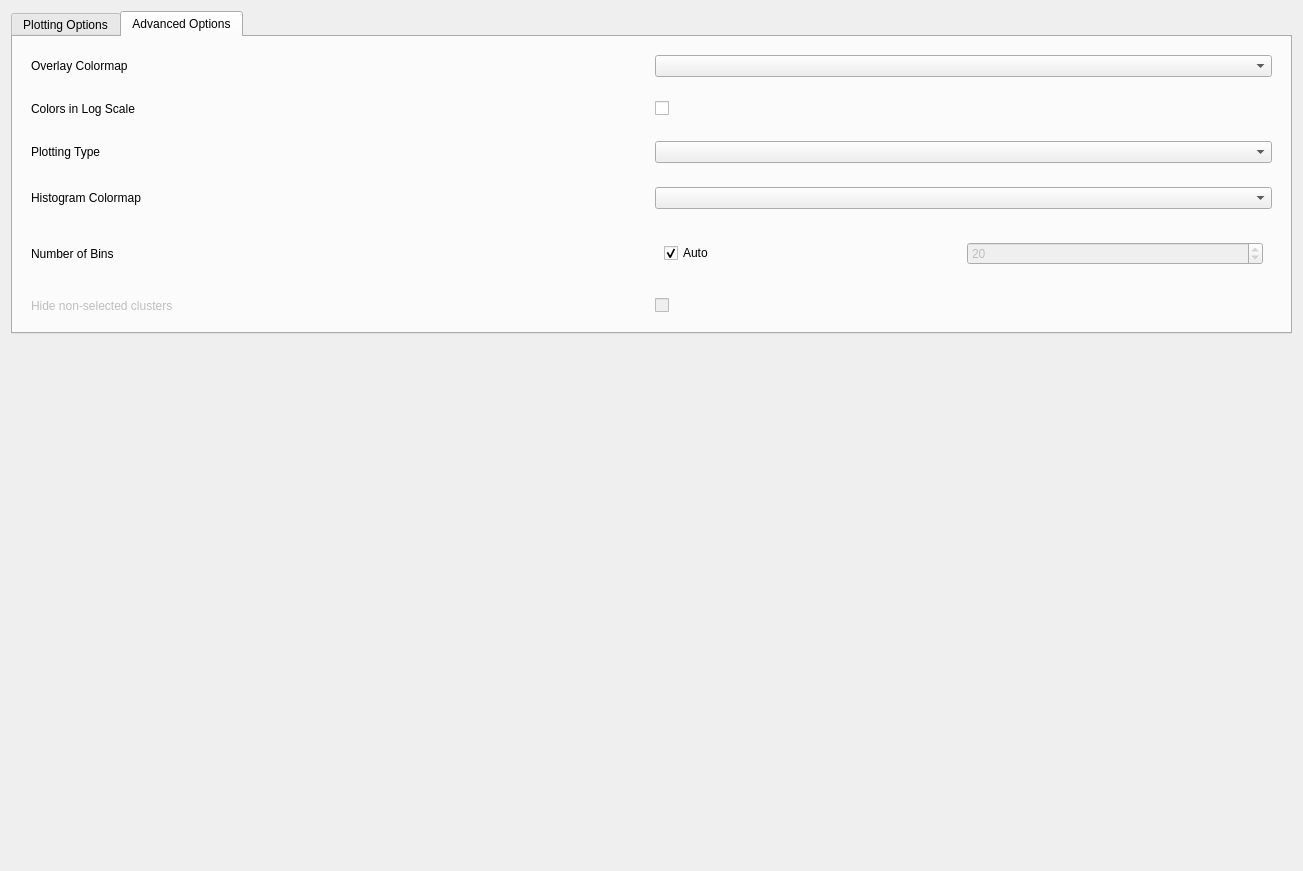
First picture: the form in src/napari_clusters_plotter/plotter_inputs.ui, repository BiAPoL/napari-clusters-plotter, before the edit.
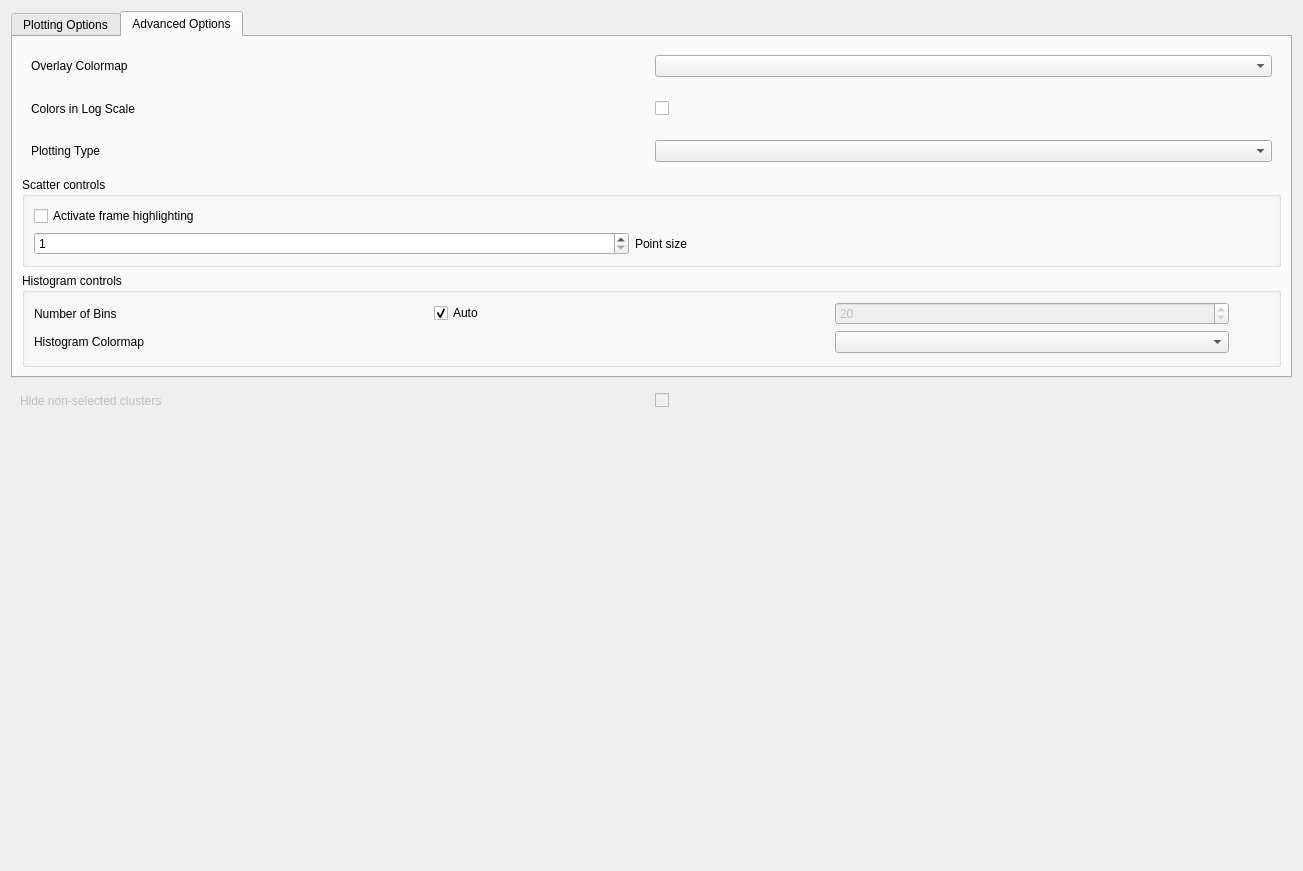
Second picture: the form after the edit. The open tabs and pages were chosen to show the change.

Commit message: added new scatter controls, put them in groups and connected visibility/invisibility settings

Patch:
```diff
--- a/src/napari_clusters_plotter/plotter_inputs.ui
+++ b/src/napari_clusters_plotter/plotter_inputs.ui
@@ -23,7 +23,7 @@
       </sizepolicy>
      </property>
      <property name="currentIndex">
-      <number>0</number>
+      <number>1</number>
      </property>
      <widget class="QWidget" name="plotting_options">
       <attribute name="title">
@@ -116,29 +116,6 @@
          </layout>
         </widget>
        </item>
-       <item row="4" column="0" colspan="2">
-        <widget class="QWidget" name="plotting_type_container" native="true">
-         <layout class="QGridLayout" name="gridLayout">
-          <item row="0" column="1">
-           <widget class="QComboBox" name="plot_type_box">
-            <property name="enabled">
-             <bool>true</bool>
-            </property>
-            <property name="toolTip">
-             <string/>
-            </property>
-           </widget>
-          </item>
-          <item row="0" column="0">
-           <widget class="QLabel" name="label_4">
-            <property name="text">
-             <string>Plotting Type</string>
-            </property>
-           </widget>
-          </item>
-         </layout>
-        </widget>
-       </item>
        <item row="2" column="0" colspan="2">
         <widget class="QWidget" name="overlay_cmap_container" native="true">
          <layout class="QGridLayout" name="gridLayout_6">
@@ -159,26 +136,88 @@
          </layout>
         </widget>
        </item>
+       <item row="4" column="0" colspan="2">
+        <widget class="QWidget" name="plotting_type_container" native="true">
+         <layout class="QGridLayout" name="gridLayout">
+          <item row="0" column="1">
+           <widget class="QComboBox" name="plot_type_box">
+            <property name="enabled">
+             <bool>true</bool>
+            </property>
+            <property name="toolTip">
+             <string/>
+            </property>
+           </widget>
+          </item>
+          <item row="0" column="0">
+           <widget class="QLabel" name="label_4">
+            <property name="text">
+             <string>Plotting Type</string>
+            </property>
+           </widget>
+          </item>
+         </layout>
+        </widget>
+       </item>
        <item row="6" column="0" colspan="2">
-        <widget class="QWidget" name="bins_settings_container" native="true">
-         <property name="enabled">
-          <bool>true</bool>
+        <widget class="QGroupBox" name="scatter_settings_container">
+         <property name="title">
+          <string>Scatter controls</string>
          </property>
-         <layout class="QHBoxLayout" name="horizontalLayout_3">
-          <item>
-           <widget class="QLabel" name="label_6">
+         <layout class="QGridLayout" name="gridLayout_8">
+          <item row="0" column="0">
+           <widget class="QCheckBox" name="checkBox_frame_highlighting">
             <property name="text">
-             <string>Number of Bins</string>
+             <string>Activate frame highlighting</string>
             </property>
            </widget>
           </item>
-          <item>
-           <widget class="QWidget" name="manual_bins_container" native="true">
-            <property name="enabled">
-             <bool>true</bool>
+          <item row="1" column="1">
+           <widget class="QLabel" name="label_9">
+            <property name="text">
+             <string>Point size</string>
             </property>
-            <layout class="QHBoxLayout" name="horizontalLayout">
-             <item>
+           </widget>
+          </item>
+          <item row="1" column="0">
+           <widget class="QSpinBox" name="spinBox_point_size">
+            <property name="minimum">
+             <number>1</number>
+            </property>
+           </widget>
+          </item>
+          <item row="1" column="2">
+           <spacer name="horizontalSpacer">
+            <property name="orientation">
+             <enum>Qt::Horizontal</enum>
+            </property>
+            <property name="sizeType">
+             <enum>QSizePolicy::Minimum</enum>
+            </property>
+            <property name="sizeHint" stdset="0">
+             <size>
+              <width>40</width>
+              <height>20</height>
+             </size>
+            </property>
+           </spacer>
+          </item>
+         </layout>
+        </widget>
+       </item>
+       <item row="7" column="0" colspan="2">
+        <widget class="QGroupBox" name="bins_settings_container">
+         <property name="sizePolicy">
+          <sizepolicy hsizetype="Preferred" vsizetype="Expanding">
+           <horstretch>0</horstretch>
+           <verstretch>0</verstretch>
+          </sizepolicy>
+         </property>
+         <property name="title">
+          <string>Histogram controls</string>
+         </property>
+         <layout class="QGridLayout" name="gridLayout_4">
+          <item row="0" column="1">
               <widget class="QCheckBox" name="auto_bins_checkbox">
                <property name="enabled">
                 <bool>true</bool>
@@ -191,7 +230,14 @@
                </property>
               </widget>
              </item>
-             <item>
+          <item row="1" column="2">
+           <widget class="QComboBox" name="histogram_cmap_box">
+            <property name="toolTip">
+             <string>&lt;html&gt;&lt;head/&gt;&lt;body&gt;&lt;p&gt;Continuous colormap to display the histogram data (not the colors overlay).&lt;/p&gt;&lt;/body&gt;&lt;/html&gt;</string>
+            </property>
+           </widget>
+          </item>
+          <item row="0" column="2">
               <widget class="QSpinBox" name="n_bins_box">
                <property name="enabled">
                 <bool>false</bool>
@@ -207,38 +253,56 @@
                </property>
               </widget>
              </item>
-            </layout>
-           </widget>
-          </item>
-         </layout>
-        </widget>
-       </item>
-       <item row="5" column="0" colspan="2">
-        <widget class="QWidget" name="cmap_container" native="true">
-         <layout class="QGridLayout" name="gridLayout_7">
-          <item row="0" column="0">
+          <item row="1" column="0" colspan="2">
            <widget class="QLabel" name="label_8">
             <property name="text">
              <string>Histogram Colormap</string>
             </property>
            </widget>
           </item>
-          <item row="0" column="1">
-           <widget class="QComboBox" name="histogram_cmap_box">
-            <property name="toolTip">
-             <string>&lt;html&gt;&lt;head/&gt;&lt;body&gt;&lt;p&gt;Continuous colormap to display the histogram data (not the colors overlay).&lt;/p&gt;&lt;/body&gt;&lt;/html&gt;</string>
+          <item row="0" column="0">
+           <widget class="QLabel" name="label_6">
+            <property name="text">
+             <string>Number of Bins</string>
             </property>
            </widget>
           </item>
+          <item row="1" column="3">
+           <spacer name="horizontalSpacer_2">
+            <property name="orientation">
+             <enum>Qt::Horizontal</enum>
+            </property>
+            <property name="sizeType">
+             <enum>QSizePolicy::Minimum</enum>
+            </property>
+            <property name="sizeHint" stdset="0">
+             <size>
+              <width>40</width>
+              <height>20</height>
+             </size>
+            </property>
+           </spacer>
+          </item>
          </layout>
         </widget>
        </item>
-       <item row="7" column="0" colspan="2">
+      </layout>
+     </widget>
+    </widget>
+   </item>
+   <item>
         <widget class="QWidget" name="additional_options_container" native="true">
          <property name="enabled">
           <bool>false</bool>
          </property>
          <layout class="QGridLayout" name="gridLayout_5">
+      <item row="1" column="1">
+       <widget class="QCheckBox" name="non_selected_checkbutton">
+        <property name="text">
+         <string/>
+        </property>
+       </widget>
+      </item>
           <item row="1" column="0">
            <widget class="QLabel" name="label_7">
             <property name="text">
@@ -246,18 +310,7 @@
             </property>
            </widget>
           </item>
-          <item row="1" column="1">
-           <widget class="QCheckBox" name="non_selected_checkbutton">
-            <property name="text">
-             <string/>
-            </property>
-           </widget>
-          </item>
-         </layout>
-        </widget>
-       </item>
-      </layout>
-     </widget>
+     </layout>
     </widget>
    </item>
    <item>
```
Lines whose indentation alone changed are shown as unchanged. The commit also changes 1 other file.
